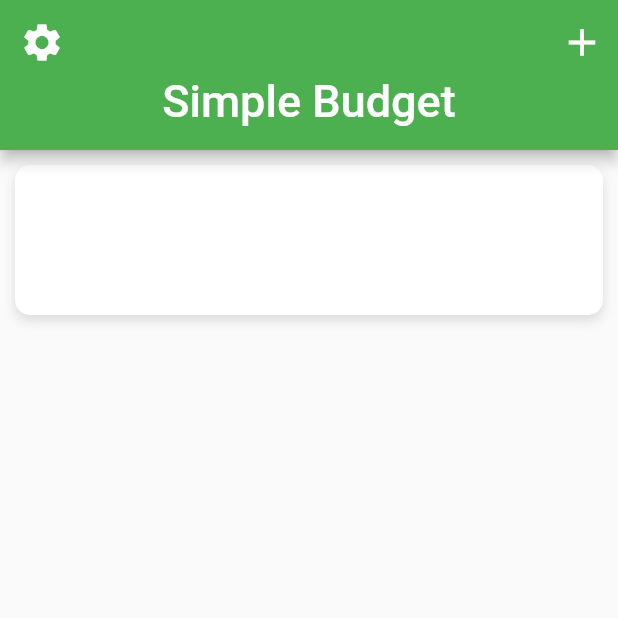
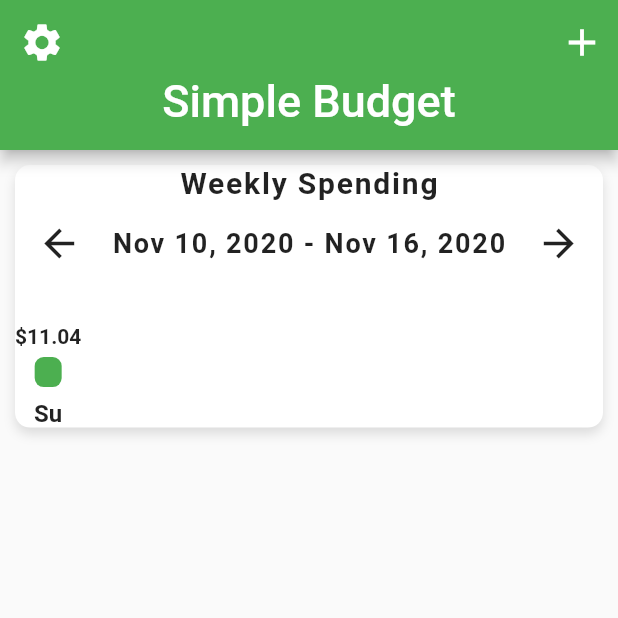
Before and after one commit to AdeelZahid/budet_app_ui, a Flutter app: the screen it shows after launch, on a phone screen of 412 x 824 dp, the top half of it. Run offline on Flutter 3.47's test engine with Material 2 defaults, Android fonts, the phone set to English and light mode, and no system bars.

Commit message:
working on Bar widget

```diff
--- a/lib/screens/home_screen.dart
+++ b/lib/screens/home_screen.dart
@@ -1,3 +1,5 @@
+import 'package:budget_app/data/data.dart';
+import 'package:budget_app/widgets/bar_chart.dart';
 import 'package:flutter/material.dart';
 
 class HomeScreen extends StatefulWidget {
@@ -41,7 +43,7 @@ class _HomeScreenState extends State<HomeScreen> {
               (BuildContext context, int index) {
                 return Container(
                   margin: EdgeInsets.all(10.0),
-                  height: 100.0,
+                  // height: 100.0,
                   // color: Colors.red,
                   decoration: BoxDecoration(
                     color: Colors.white,
@@ -54,6 +56,7 @@ class _HomeScreenState extends State<HomeScreen> {
                     ],
                     borderRadius: BorderRadius.circular(10.0),
                   ),
+                  child: BarChart(expenses: weeklySpending),
                 );
               },
               childCount: 1,
--- a/lib/widgets/bar_chart.dart
+++ b/lib/widgets/bar_chart.dart
@@ -0,0 +1,107 @@
+import 'package:flutter/material.dart';
+
+class BarChart extends StatelessWidget {
+  const BarChart({Key key, this.expenses}) : super(key: key);
+  final List<double> expenses;
+
+  @override
+  Widget build(BuildContext context) {
+    double mostExpensive = 0;
+    expenses.forEach(
+      (double price) {
+        if (price > mostExpensive) {
+          mostExpensive = price;
+        }
+      },
+    );
+    return Column(
+      children: [
+        Text(
+          'Weekly Spending',
+          style: TextStyle(
+            fontSize: 20.0,
+            fontWeight: FontWeight.bold,
+            letterSpacing: 1.2,
+          ),
+        ),
+        SizedBox(
+          height: 5.0,
+        ),
+        Row(
+          mainAxisAlignment: MainAxisAlignment.spaceAround,
+          children: [
+            IconButton(
+              icon: Icon(Icons.arrow_back),
+              iconSize: 30.0,
+              onPressed: () {},
+            ),
+            Text(
+              'Nov 10, 2020 - Nov 16, 2020',
+              style: TextStyle(
+                fontSize: 18.0,
+                fontWeight: FontWeight.w600,
+                letterSpacing: 1.2,
+              ),
+            ),
+            IconButton(
+              icon: Icon(Icons.arrow_forward),
+              iconSize: 30.0,
+              onPressed: () {},
+            ),
+          ],
+        ),
+        SizedBox(height: 30.0),
+        Row(
+          children: [
+            Bar(
+              label: 'Su',
+              amountSpent: expenses[0],
+              mostExpensive: mostExpensive,
+            ),
+          ],
+        ),
+      ],
+    );
+  }
+}
+
+class Bar extends StatelessWidget {
+  const Bar({Key key, this.label, this.amountSpent, this.mostExpensive})
+      : super(key: key);
+  final String label;
+  final double amountSpent;
+  final double mostExpensive;
+  final double _maxBarHeight = 150;
+
+  @override
+  Widget build(BuildContext context) {
+    final barHeight = amountSpent / mostExpensive * _maxBarHeight;
+    return Column(
+      children: [
+        Text(
+          '\$${amountSpent.toStringAsFixed(2)}',
+          style: TextStyle(
+            fontWeight: FontWeight.w600,
+          ),
+        ),
+        SizedBox(height: 6.0),
+        Container(
+          height: barHeight,
+          width: 18.0,
+          decoration: BoxDecoration(
+            color: Theme.of(context).primaryColor,
+            borderRadius: BorderRadius.circular(6.0),
+          ),
+        ),
+        SizedBox(height: 8.0),
+        Text(
+          label,
+          style: TextStyle(
+            fontWeight: FontWeight.w600,
+            fontSize: 16.0,
+          ),
+        ),
+      ],
+    );
+  }
+}
```
